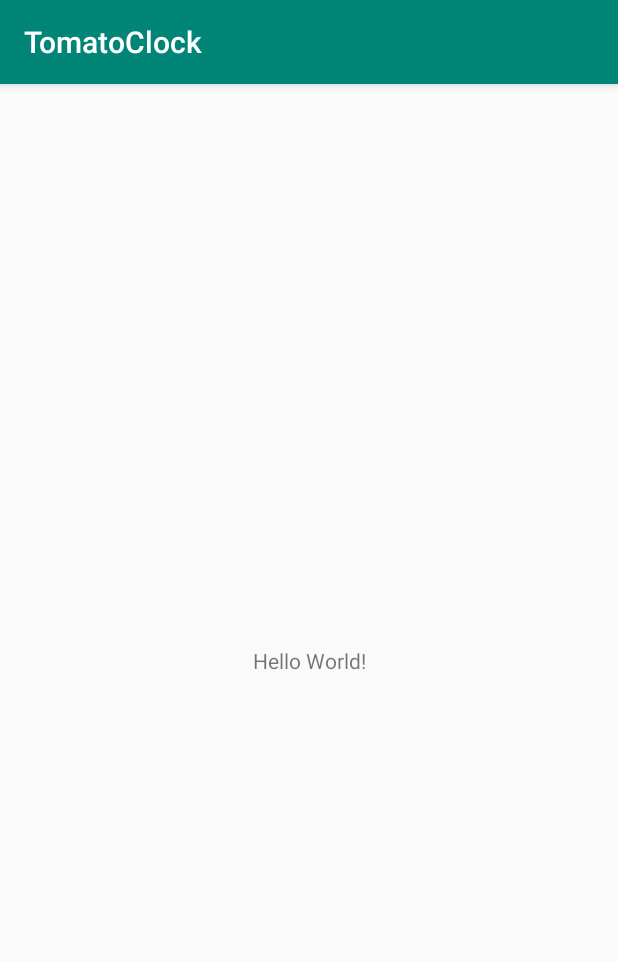
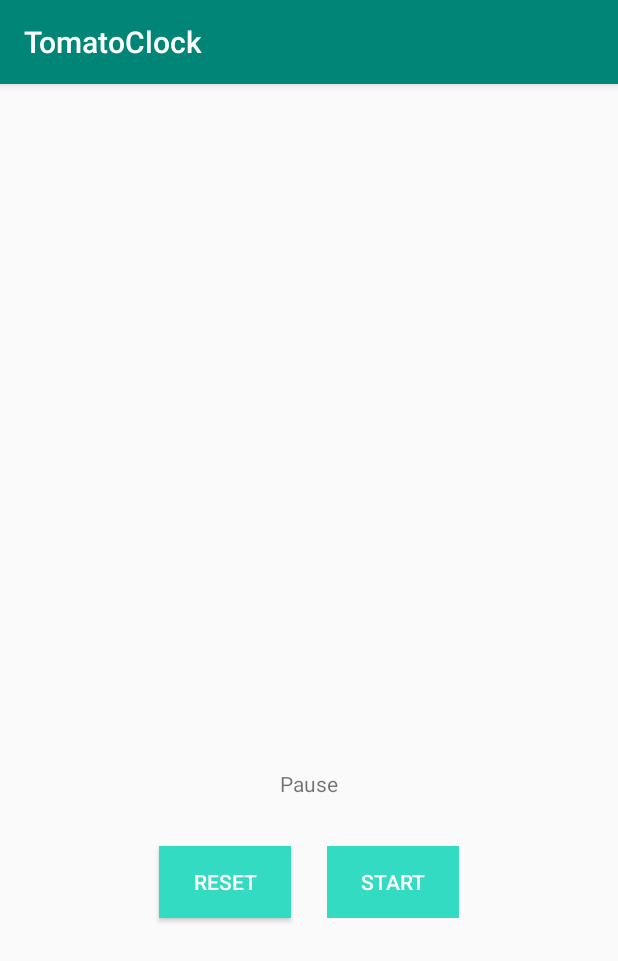
Before and after one commit to vortexof/TomatoClock, an Android app: the screen it shows after launch (MainActivity), on a phone screen of 412 x 824 dp. Shown: the top 961 px of the screen. Run offline under Robolectric (Android 15) with nearby library versions, the phone set to English and light mode, and no system bars.

Commit message:
add buttons activity main

```diff
--- a/app/src/main/java/com/example/tomatoclock/MainActivity.kt
+++ b/app/src/main/java/com/example/tomatoclock/MainActivity.kt
@@ -9,4 +9,6 @@ class MainActivity : AppCompatActivity() {
         super.onCreate(savedInstanceState)
         setContentView(R.layout.activity_main)
     }
+
+
 }
--- a/app/src/main/res/layout/activity_main.xml
+++ b/app/src/main/res/layout/activity_main.xml
@@ -6,13 +6,50 @@
     android:layout_height="match_parent"
     tools:context=".MainActivity">
 
-    <TextView
+    <Button
+        android:id="@+id/reset_btn"
         android:layout_width="wrap_content"
         android:layout_height="wrap_content"
-        android:text="Hello World!"
+        android:layout_marginTop="32dp"
+        android:layout_marginEnd="12dp"
+        android:background="#32DBC2"
+        android:text="Reset"
+        android:textColor="#FFFFFF"
+        app:layout_constraintBottom_toBottomOf="@+id/start_btn"
+        app:layout_constraintEnd_toStartOf="@+id/textView2"
+        app:layout_constraintTop_toBottomOf="@+id/state_View"
+        app:layout_constraintVertical_bias="0.0" />
+
+    <Button
+        android:id="@+id/start_btn"
+        style="@style/Widget.AppCompat.Button.Borderless.Colored"
+        android:layout_width="wrap_content"
+        android:layout_height="wrap_content"
+        android:layout_marginStart="12dp"
+        android:layout_marginTop="32dp"
+        android:background="#32DBC2"
+        android:text="Start"
+        android:textColor="#FFFFFF"
+        app:layout_constraintStart_toEndOf="@+id/textView2"
+        app:layout_constraintTop_toBottomOf="@+id/state_View" />
+
+    <TextView
+        android:id="@+id/state_View"
+        android:layout_width="wrap_content"
+        android:layout_height="wrap_content"
+        android:text="Pause"
         app:layout_constraintBottom_toBottomOf="parent"
-        app:layout_constraintLeft_toLeftOf="parent"
-        app:layout_constraintRight_toRightOf="parent"
-        app:layout_constraintTop_toTopOf="parent" />
+        app:layout_constraintEnd_toEndOf="parent"
+        app:layout_constraintStart_toStartOf="parent"
+        app:layout_constraintTop_toTopOf="parent"
+        app:layout_constraintVertical_bias="0.61" />
 
+    <TextView
+        android:id="@+id/textView2"
+        android:layout_width="wrap_content"
+        android:layout_height="wrap_content"
+        android:layout_marginTop="48dp"
+        app:layout_constraintEnd_toEndOf="@+id/state_View"
+        app:layout_constraintStart_toStartOf="@+id/state_View"
+        app:layout_constraintTop_toBottomOf="@+id/state_View" />
 </androidx.constraintlayout.widget.ConstraintLayout>
```
